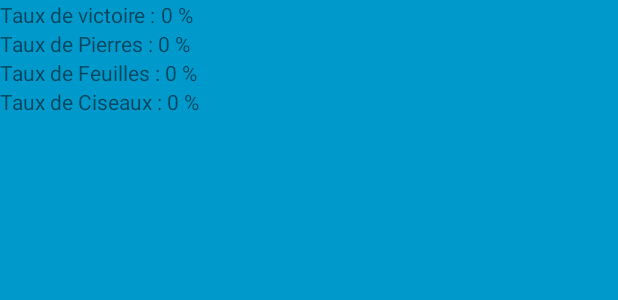
After one commit to brumax27/ProjetAndroid, an Android app: the layout tendency_widget.xml on its own in the app's theme, with its tools: preview values and no code run, on a phone screen of 412 x 824 dp. The commit adds this screen. Shown: the top 300 px of the screen. Run offline under Robolectric (Android 15) with nearby library versions, the phone set to English and light mode, and no system bars.

Commit message:
Create widget

```diff
--- /dev/null
+++ b/app/src/main/res/layout/tendency_widget.xml
@@ -0,0 +1,85 @@
+<RelativeLayout xmlns:android="http://schemas.android.com/apk/res/android"
+    android:layout_width="match_parent"
+    android:layout_height="match_parent"
+    android:background="#09C"
+    android:padding="@dimen/widget_margin">
+
+    <LinearLayout
+        android:layout_width="match_parent"
+        android:layout_height="match_parent"
+        android:orientation="vertical">
+
+        <LinearLayout
+            android:layout_width="match_parent"
+            android:layout_height="wrap_content"
+            android:orientation="horizontal">
+
+            <TextView
+                android:id="@+id/victory"
+                android:layout_width="wrap_content"
+                android:layout_height="wrap_content"
+                android:text="Taux de victoire : " />
+
+            <TextView
+                android:id="@+id/victory_ratio"
+                android:layout_width="match_parent"
+                android:layout_height="wrap_content"
+                android:text="0 %" />
+        </LinearLayout>
+
+        <LinearLayout
+            android:layout_width="match_parent"
+            android:layout_height="wrap_content"
+            android:orientation="horizontal">
+
+            <TextView
+                android:id="@+id/rock"
+                android:layout_width="wrap_content"
+                android:layout_height="wrap_content"
+                android:text="Taux de Pierres : " />
+
+            <TextView
+                android:id="@+id/rock_ratio"
+                android:layout_width="match_parent"
+                android:layout_height="wrap_content"
+                android:text="0 %" />
+        </LinearLayout>
+
+        <LinearLayout
+            android:layout_width="match_parent"
+            android:layout_height="wrap_content"
+            android:orientation="horizontal">
+
+            <TextView
+                android:id="@+id/paper"
+                android:layout_width="wrap_content"
+                android:layout_height="wrap_content"
+                android:text="Taux de Feuilles : " />
+
+            <TextView
+                android:id="@+id/paper_ratio"
+                android:layout_width="match_parent"
+                android:layout_height="wrap_content"
+                android:text="0 %" />
+        </LinearLayout>
+
+        <LinearLayout
+            android:layout_width="match_parent"
+            android:layout_height="wrap_content"
+            android:orientation="horizontal">
+
+            <TextView
+                android:id="@+id/scissors"
+                android:layout_width="wrap_content"
+                android:layout_height="wrap_content"
+                android:text="Taux de Ciseaux : " />
+
+            <TextView
+                android:id="@+id/scissors_ratio"
+                android:layout_width="match_parent"
+                android:layout_height="wrap_content"
+                android:text="0 %" />
+        </LinearLayout>
+
+    </LinearLayout>
+</RelativeLayout>
--- /dev/null
+++ b/app/src/main/res/values/ids.xml
@@ -0,0 +1,4 @@
+<?xml version="1.0" encoding="utf-8"?>
+<resources>
+    <item name="appwidget_text" type="id" />
+</resources>
--- a/app/src/main/res/values/strings.xml
+++ b/app/src/main/res/values/strings.xml
@@ -1,3 +1,5 @@
 <resources>
     <string name="app_name">jankenpon</string>
+    <string name="appwidget_text">EXAMPLE</string>
+    <string name="add_widget">Add widget</string>
 </resources>
```
Also changed, not shown: app/src/main/AndroidManifest.xml (+11 -1 lines), app/src/main/java/com/projet/android/jankenpon/TendencyWidget.java (added, +87 -0 lines), app/src/main/java/com/projet/android/jankenpon/User.java (added, +83 -0 lines), app/src/main/res/values-v14/dimens.xml (added, +10 -0 lines), app/src/main/res/values/dimens.xml (added, +10 -0 lines), app/src/main/res/xml/tendency_widget_info.xml (added, +10 -0 lines), app/src/main/res/drawable-nodpi/example_appwidget_preview.png (added).
